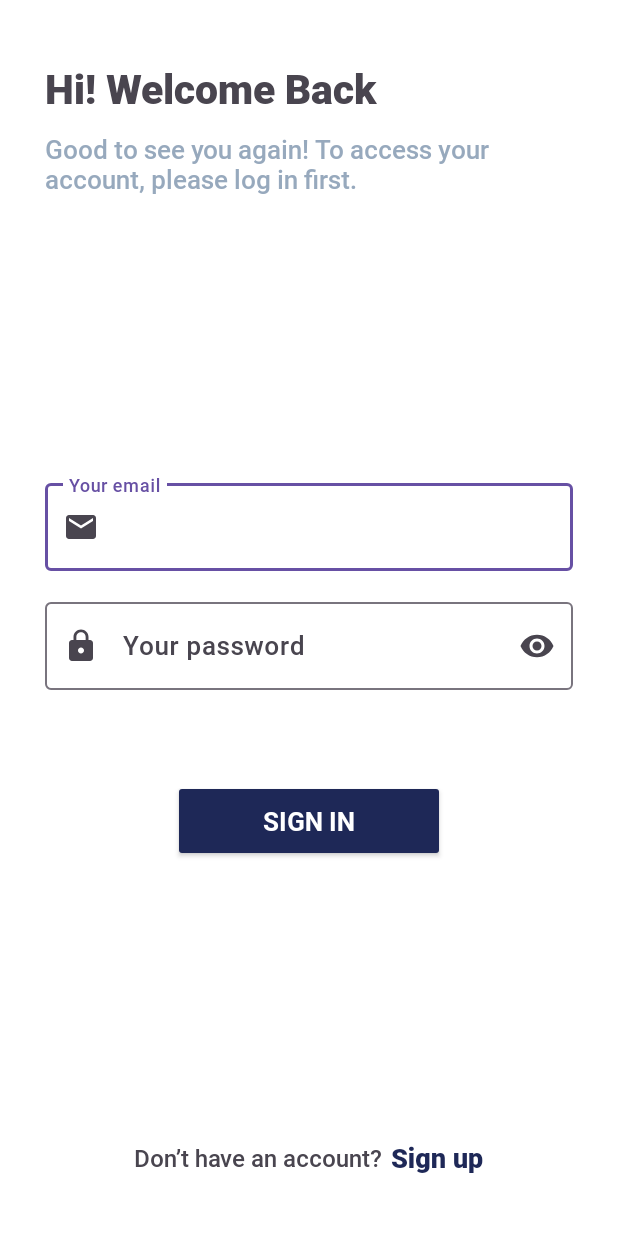
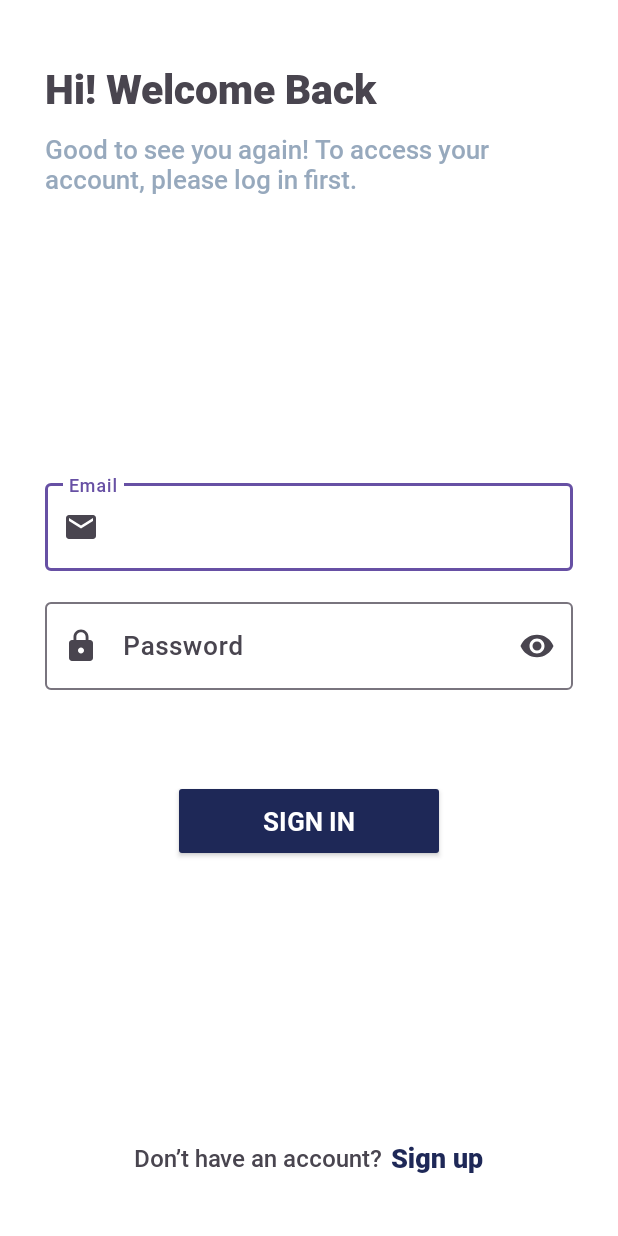
Before and after one commit to capstone-saysco/app, an Android app: the LoginActivity screen opened directly, with no data from a screen before it, on a phone screen of 412 x 824 dp. Run offline under Robolectric (Android 15) with nearby library versions, the phone set to English and light mode, and no system bars.

Commit message:
modified edit text label for login

```diff
--- a/app/src/main/res/values/strings.xml
+++ b/app/src/main/res/values/strings.xml
@@ -7,8 +7,8 @@
     <string name="title_login">Hi! Welcome Back</string>
     <string name="subtitle_login">Good to see you again! To access your account, please log in first.</string>
     <string name="email_icon">Icon email</string>
-    <string name="hint_pw">Your password</string>
-    <string name="hint_email">Your email</string>
+    <string name="hint_pw">Password</string>
+    <string name="hint_email">Email</string>
     <string name="signin_label">Sign in</string>
     <string name="go_to_signup">Don’t have an account?</string>
     <string name="signup_label">Sign up</string>
```
